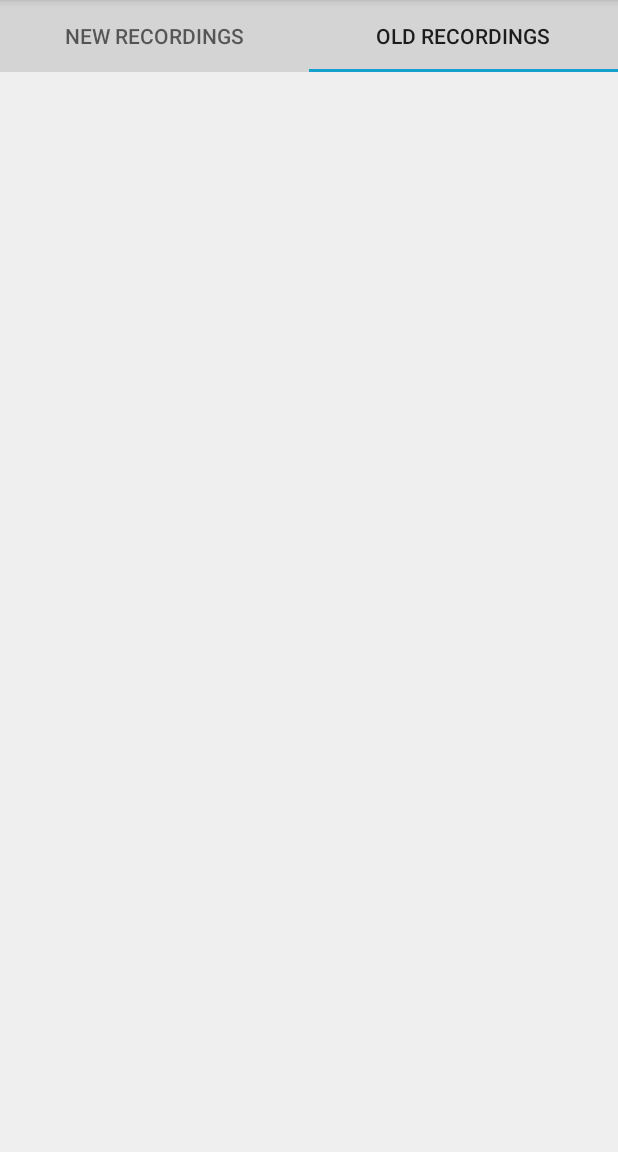
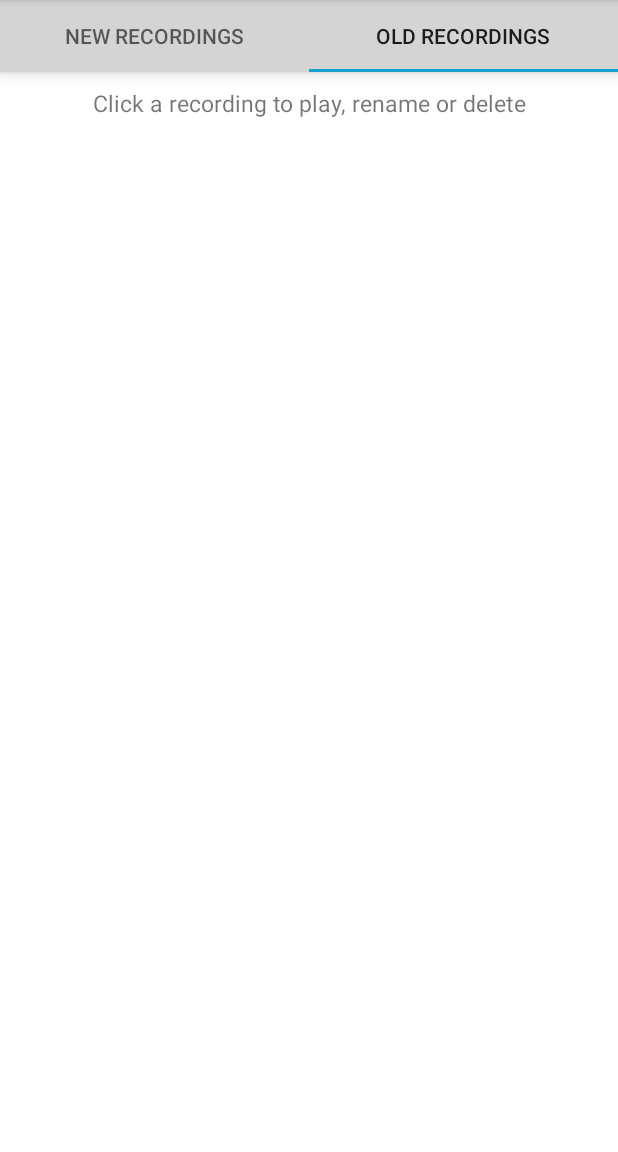
Before and after one commit to chrisUniDev/PRCO203-Android-, an Android app: the fragment RecordFragment shown on its own in the app's theme, tab 2 chosen, on a phone screen of 412 x 824 dp, the part 84-1236 px from its top. Run offline under Robolectric (Android 15) with nearby library versions, the phone set to English and light mode, and no system bars; libraries missing offline, so code that uses them is left out: junit.framework.

Commit message:
Updated Recordings Tab, still needs work

```diff
--- a/BBAHealth/app/src/main/java/com/example/bbahealth/OldRecordingFragment.java
+++ b/BBAHealth/app/src/main/java/com/example/bbahealth/OldRecordingFragment.java
@@ -8,6 +8,8 @@ import android.view.ViewGroup;
 
 public class OldRecordingFragment extends Fragment {
 
+    View view;
+
     public OldRecordingFragment() {
         // Required empty public constructor
     }
@@ -16,6 +18,9 @@ public class OldRecordingFragment extends Fragment {
     public View onCreateView(LayoutInflater inflater, ViewGroup container,
                              Bundle savedInstanceState) {
         // Inflate the layout for this fragment
-        return inflater.inflate(R.layout.fragment_old_recording, container, false);
+        view = inflater.inflate(R.layout.fragment_old_recording, container, false);
+
+        return view;
+
     }
 }
--- /dev/null
+++ b/BBAHealth/app/src/main/java/com/example/bbahealth/PagerAdapter.java
@@ -0,0 +1,34 @@
+package com.example.bbahealth;
+
+import android.support.v4.app.Fragment;
+import android.support.v4.app.FragmentManager;
+import android.support.v4.app.FragmentStatePagerAdapter;
+
+import junit.framework.Test;
+
+public class PagerAdapter extends FragmentStatePagerAdapter {
+    int mNumOfTabs;
+
+    public PagerAdapter(FragmentManager fm, int NumOfTabs) {
+        super(fm);
+        this.mNumOfTabs = NumOfTabs;
+    }
+
+    @Override
+    public Fragment getItem(int position) {
+
+        switch (position) {
+            case 0:
+                return new NewRecordingFragment();
+            case 1:
+                return new OldRecordingFragment();
+            default:
+                return null;
+        }
+    }
+
+    @Override
+    public int getCount() {
+        return mNumOfTabs;
+    }
+}
--- a/BBAHealth/app/src/main/java/com/example/bbahealth/RecordFragment.java
+++ b/BBAHealth/app/src/main/java/com/example/bbahealth/RecordFragment.java
@@ -1,7 +1,9 @@
 package com.example.bbahealth;
 
 import android.os.Bundle;
+import android.support.design.widget.TabLayout;
 import android.support.v4.app.Fragment;
+import android.support.v4.view.ViewPager;
 import android.view.LayoutInflater;
 import android.view.View;
 import android.view.ViewGroup;
@@ -16,6 +18,32 @@ public class RecordFragment extends Fragment{
         // Inflate the layout for this fragment
         view = inflater.inflate(R.layout.fragment_record, container, false);
 
+        TabLayout tabLayout = (TabLayout) view.findViewById(R.id.tab_layout);
+        tabLayout.addTab(tabLayout.newTab().setText("New Recordings"));
+        tabLayout.addTab(tabLayout.newTab().setText("Old Recordings"));
+        tabLayout.setTabGravity(TabLayout.GRAVITY_FILL);
+
+        final ViewPager viewPager = (ViewPager) view.findViewById(R.id.pager);
+        final PagerAdapter adapter = new PagerAdapter(getFragmentManager(), tabLayout.getTabCount());
+        viewPager.setAdapter(adapter);
+        viewPager.addOnPageChangeListener(new TabLayout.TabLayoutOnPageChangeListener(tabLayout));
+        tabLayout.setOnTabSelectedListener(new TabLayout.OnTabSelectedListener() {
+            @Override
+            public void onTabSelected(TabLayout.Tab tab) {
+                viewPager.setCurrentItem(tab.getPosition());
+            }
+
+            @Override
+            public void onTabUnselected(TabLayout.Tab tab) {
+
+            }
+
+            @Override
+            public void onTabReselected(TabLayout.Tab tab) {
+
+            }
+        });
+
         return view;
     }
 
--- a/BBAHealth/app/src/main/res/layout/fragment_old_recording.xml
+++ b/BBAHealth/app/src/main/res/layout/fragment_old_recording.xml
@@ -4,7 +4,7 @@
     android:layout_width="match_parent"
     android:layout_height="match_parent"
     tools:context="com.example.bbahealth.OldRecordingFragment"
-    android:background="#efefef"
+    android:background="#ffffff"
     >
 
     <TextView
--- a/BBAHealth/app/src/main/res/layout/fragment_record.xml
+++ b/BBAHealth/app/src/main/res/layout/fragment_record.xml
@@ -4,7 +4,6 @@
     android:layout_width="match_parent"
     android:layout_height="match_parent"
     tools:context="com.example.bbahealth.RecordFragment"
-    android:background="#efefef"
     >
 
     <TextView
@@ -14,37 +13,18 @@
         />
 
     <android.support.design.widget.TabLayout
-        android:id="@+id/tabs"
+        android:id="@+id/tab_layout"
         android:layout_width="match_parent"
         android:layout_height="wrap_content"
         android:background="#D4D4D4"
-        >
+        android:elevation="6dp"
+        />
 
-        <android.support.design.widget.TabItem
-            android:id="@+id/tabItem"
-            android:layout_width="wrap_content"
-            android:layout_height="wrap_content"
-            android:text="New Recordings"
-            android:onClick="changeView"
-            tools:ignore="OnClick"
-            />
-
-        <android.support.design.widget.TabItem
-            android:id="@+id/tabItem2"
-            android:layout_width="wrap_content"
-            android:layout_height="wrap_content"
-            android:text="Old Recordings"
-            android:onClick="changeView"
-            tools:ignore="OnClick"
-            />
-
-    </android.support.design.widget.TabLayout>
-
-    <FrameLayout
-        android:id="@+id/recordFragmentScreen"
+    <android.support.v4.view.ViewPager
+        android:id="@+id/pager"
         android:layout_width="match_parent"
-        android:layout_height="match_parent"
-        android:layout_marginTop="45dp"
+        android:layout_height="fill_parent"
+        android:layout_below="@id/tab_layout"
         />
 
 </RelativeLayout>
```
Also changed, not shown: BBAHealth/app/src/main/java/com/example/bbahealth/MainActivity.java (+3 -35 lines), BBAHealth/app/src/main/java/com/example/bbahealth/SimpleFragmentPagerAdapter.java (deleted, +0 -43 lines).
